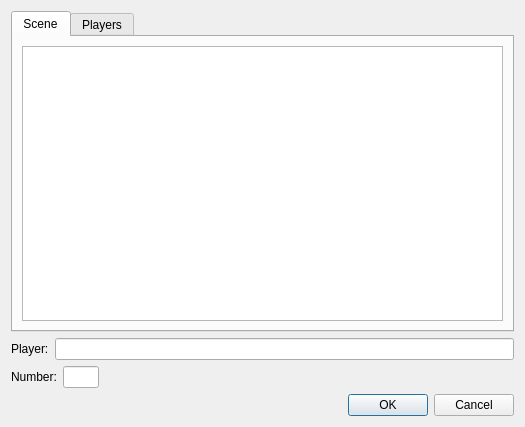
This is playerscontrol.ui in hzc9107/ACEII as Qt 5 draws it before an edit. The edited form follows.
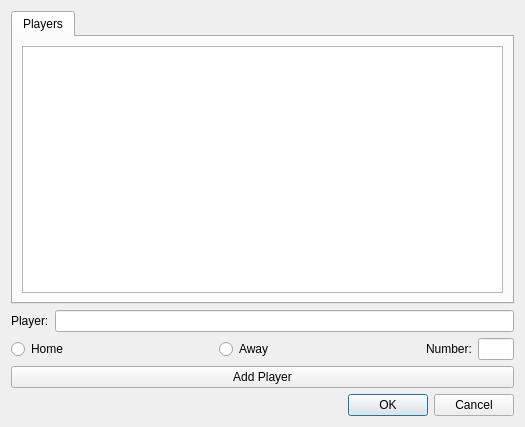
This is the edited form.

```diff
--- a/playerscontrol.ui
+++ b/playerscontrol.ui
@@ -19,16 +19,6 @@
      <property name="currentIndex">
       <number>0</number>
      </property>
-     <widget class="QWidget" name="tab">
-      <attribute name="title">
-       <string>Scene</string>
-      </attribute>
-      <layout class="QVBoxLayout" name="verticalLayout_2">
-       <item>
-        <widget class="QTableWidget" name="tableWidget"/>
-       </item>
-      </layout>
-     </widget>
      <widget class="QWidget" name="tab_2">
       <attribute name="title">
        <string>Players</string>
@@ -63,6 +53,20 @@
    </item>
    <item>
     <layout class="QHBoxLayout" name="horizontalLayout_3">
+     <item>
+      <widget class="QRadioButton" name="radioButton_2">
+       <property name="text">
+        <string>Home</string>
+       </property>
+      </widget>
+     </item>
+     <item>
+      <widget class="QRadioButton" name="radioButton">
+       <property name="text">
+        <string>Away</string>
+       </property>
+      </widget>
+     </item>
      <item>
       <widget class="QLabel" name="label_2">
        <property name="sizePolicy">
@@ -79,7 +83,7 @@
      <item>
       <widget class="QLineEdit" name="lineEdit_2">
        <property name="sizePolicy">
-        <sizepolicy hsizetype="Minimum" vsizetype="Fixed">
+        <sizepolicy hsizetype="Expanding" vsizetype="Fixed">
          <horstretch>0</horstretch>
          <verstretch>0</verstretch>
         </sizepolicy>
@@ -92,21 +96,15 @@
        </property>
       </widget>
      </item>
-     <item>
-      <spacer name="horizontalSpacer">
-       <property name="orientation">
-        <enum>Qt::Horizontal</enum>
-       </property>
-       <property name="sizeHint" stdset="0">
-        <size>
-         <width>40</width>
-         <height>20</height>
-        </size>
-       </property>
-      </spacer>
-     </item>
     </layout>
    </item>
+   <item>
+    <widget class="QPushButton" name="pushButton">
+     <property name="text">
+      <string>Add Player</string>
+     </property>
+    </widget>
+   </item>
    <item>
     <widget class="QDialogButtonBox" name="buttonBox">
      <property name="orientation">
```
Left out of the diff: 27 changed lines with no effect on the pictures.
